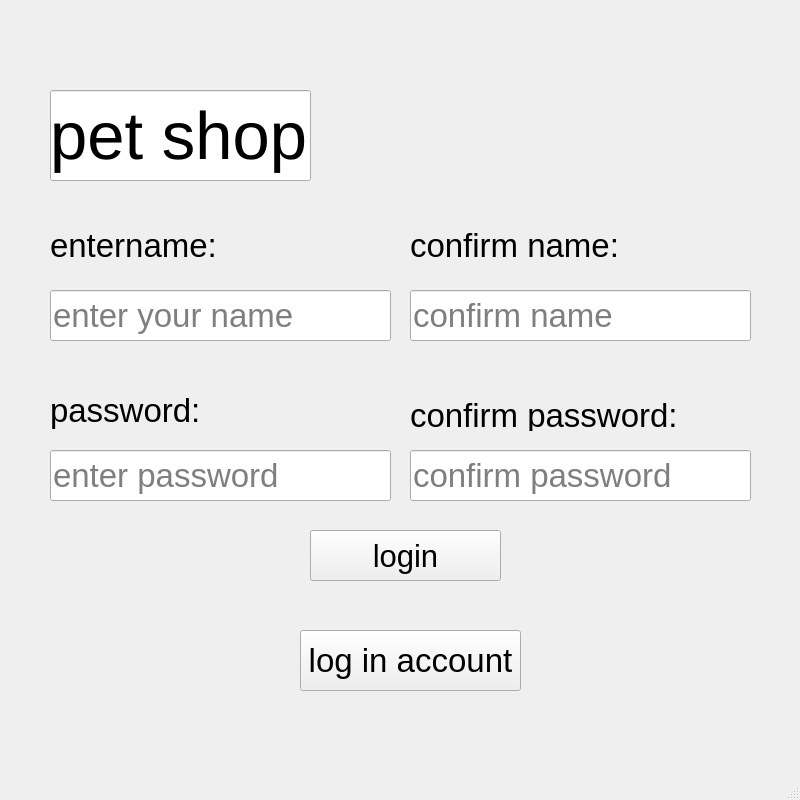
Qt form creavite account.ui (hoangminhtailam-hue/final-pta-16) before a commit.
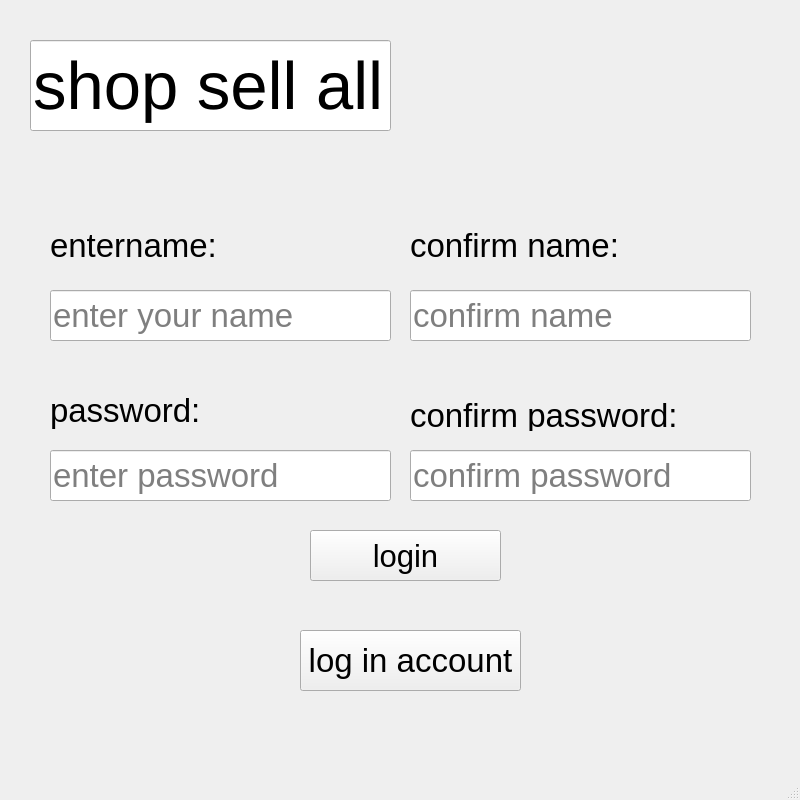
The same form after that commit. Icons and pictures are not drawn.

Diff of the .ui file:
```diff
--- a/creavite account.ui
+++ b/creavite account.ui
@@ -28,10 +28,10 @@
    <widget class="QLabel" name="logo">
     <property name="geometry">
      <rect>
-      <x>580</x>
-      <y>0</y>
-      <width>221</width>
-      <height>231</height>
+      <x>430</x>
+      <y>-10</y>
+      <width>371</width>
+      <height>221</height>
      </rect>
     </property>
     <property name="minimumSize">
@@ -50,9 +50,9 @@
    <widget class="QLineEdit" name="lineEdit">
     <property name="geometry">
      <rect>
-      <x>50</x>
-      <y>90</y>
-      <width>261</width>
+      <x>30</x>
+      <y>40</y>
+      <width>361</width>
       <height>91</height>
      </rect>
     </property>
@@ -62,7 +62,7 @@
      </font>
     </property>
     <property name="text">
-     <string>pet shop</string>
+     <string>shop sell all</string>
     </property>
    </widget>
    <widget class="QLineEdit" name="entername">
```
Left out of the diff: 4 changed lines with no effect on the pictures.
